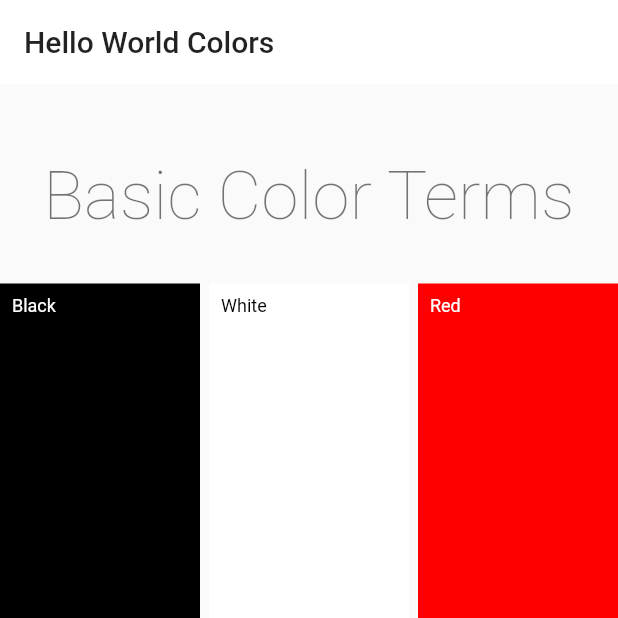
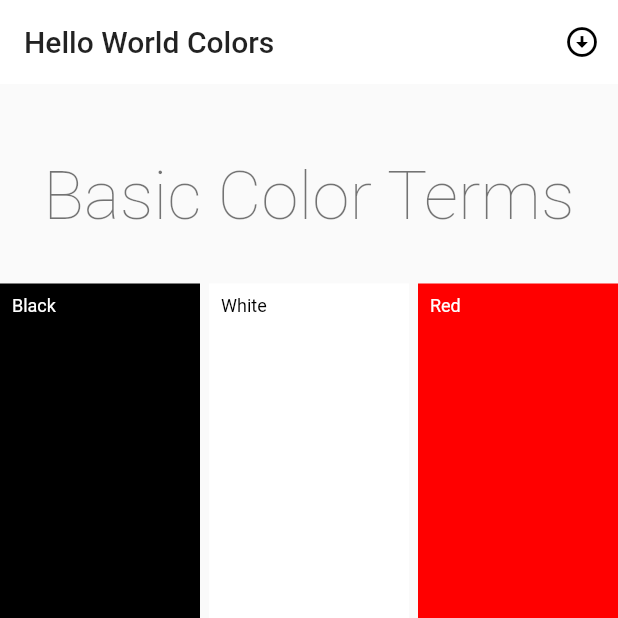
Before and after one commit to helloingworld/HelloWorldColors, a Flutter app: the screen it shows after launch, on a phone screen of 412 x 824 dp, the top half of it. Run offline on Flutter 3.47's test engine with Material 2 defaults, Android fonts, the phone set to English and light mode, and no system bars.

Commit message:
Start jumping to a certain sliver grid

```diff
--- a/hello_world_colors/lib/screens/home_screen.dart
+++ b/hello_world_colors/lib/screens/home_screen.dart
@@ -15,6 +15,21 @@ class HomeScreen extends StatefulWidget {
 }
 
 class _HomeScreenState extends State<HomeScreen> {
+  ScrollController _scrollController = ScrollController();
+  List<GlobalKey> _keys;
+
+  @override
+  void initState() {
+    super.initState();
+
+    _keys = List<GlobalKey>.generate(5, (int i) => GlobalKey());
+
+    _scrollController = ScrollController();
+    // _scrollController.addListener(() {
+    //   print(_scrollController.position.context.axisDirection);
+    // });
+  }
+
   // void _onMainDrawerItemSelected(MainDrawerItem item) {
   //   setState(() {
   //     switch (item) {
@@ -51,34 +66,48 @@ class _HomeScreenState extends State<HomeScreen> {
     return Scaffold(
       appBar: AppBar(
         title: const Text(AppStrings.appName),
+        actions: [
+          IconButton(
+            icon: const Icon(Icons.arrow_circle_down),
+            onPressed: () {
+              Scrollable.ensureVisible(_keys[4].currentContext, duration: kThemeAnimationDuration);
+            },
+          )
+        ],
       ),
       // drawer: AppDrawer(
       //   onMainItemSelected: _onMainDrawerItemSelected,
       // ),
       body: CustomScrollView(
+        controller: _scrollController,
         slivers: <Widget>[
           _buildListTitle(AppStrings.colorLists[ColorList.basicColorTerms]),
           NamedColorSliverGrid(
+            key: _keys[0],
             namedColorList: kBasicColorTermList,
             onItemSelected: _onItemSelected,
           ),
           _buildListTitle(AppStrings.colorLists[ColorList.webColors]),
           NamedColorSliverGrid(
+            key: _keys[1],
             namedColorList: kWebColorList,
             onItemSelected: _onItemSelected,
           ),
           _buildListTitle(AppStrings.colorLists[ColorList.materialColors]),
           NamedColorSliverGrid(
+            key: _keys[2],
             namedColorList: kMaterialColorList,
             onItemSelected: _onItemSelected,
           ),
           _buildListTitle(AppStrings.colorLists[ColorList.wikipediaListOfColors]),
           NamedColorSliverGrid(
+            key: _keys[3],
             namedColorList: kWikipediaListOfColorsList,
             onItemSelected: _onItemSelected,
           ),
           _buildListTitle(AppStrings.colorLists[ColorList.trueColor]),
           TrueColorSliverGrid(
+            key: _keys[4],
             onItemSelected: _onItemSelected,
           ),
         ],
--- a/hello_world_colors/lib/widgets/color_sliver_grid.dart
+++ b/hello_world_colors/lib/widgets/color_sliver_grid.dart
@@ -18,6 +18,7 @@ class NamedColorSliverGrid extends StatelessWidget {
 
   @override
   Widget build(BuildContext context) {
+    // print('key $key');
     return SliverGrid(
       gridDelegate: standardSliverGridDelegate(context),
       delegate: SliverChildBuilderDelegate(
```
